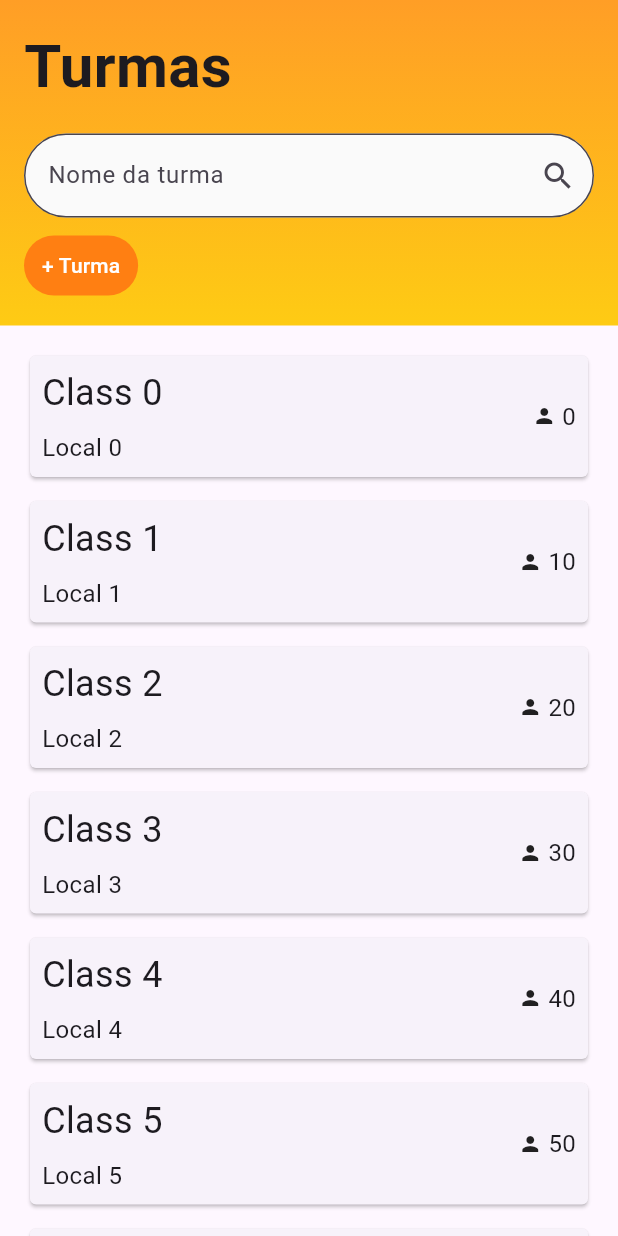
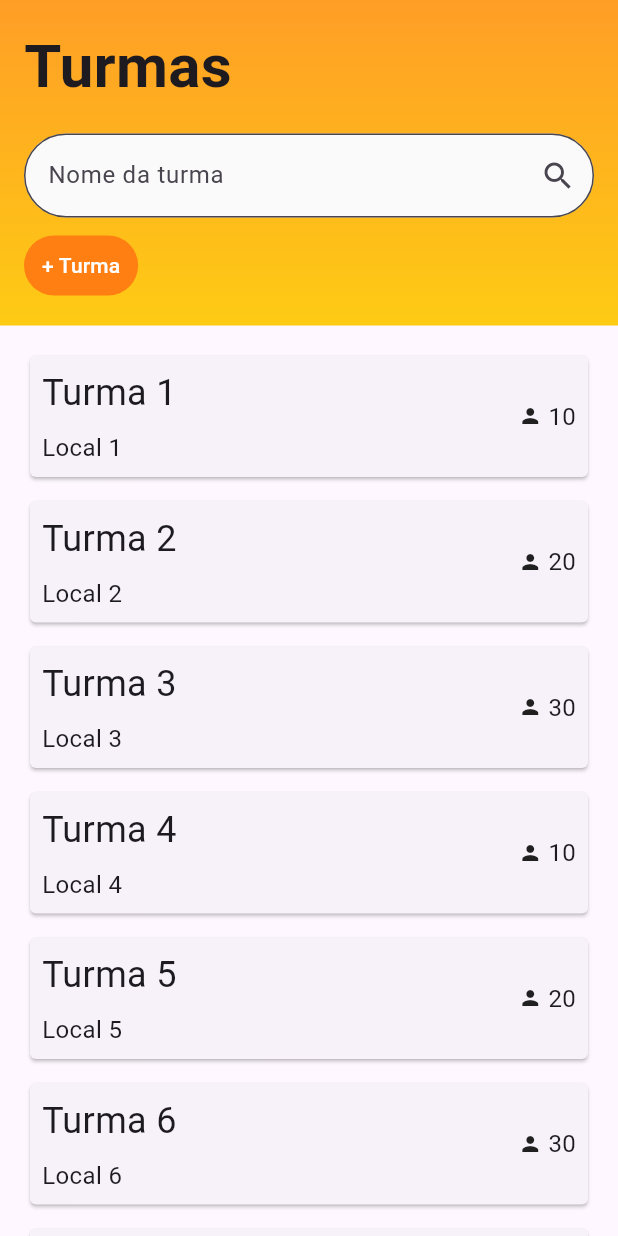
Before and after one commit to Gaudiot/ctcl_manager, a Flutter app: the screen it shows after launch, on a phone screen of 412 x 824 dp. Run offline on Flutter 3.47's test engine with Material 3 defaults, Android fonts, the phone set to English and light mode, and no system bars.

Commit message:
models from the class view

```diff
--- a/lib/main.dart
+++ b/lib/main.dart
@@ -1,3 +1,4 @@
+import "package:ctcl_manager/src/models/class.viewmodel.dart";
 import "package:ctcl_manager/src/views/class.view.dart";
 import "package:flutter/material.dart";
 
@@ -10,6 +11,69 @@ class MainApp extends StatelessWidget {
 
   @override
   Widget build(BuildContext context) {
-    return const MaterialApp(home: Scaffold(body: ClassListing()));
+    return MaterialApp(
+      home: Scaffold(
+        body: ClassListing(
+          viewModel: ClassViewModel(
+            classes: [
+              ClassSumary(
+                id: "1",
+                name: "Turma 1",
+                local: "Local 1",
+                studentsQuantity: 10,
+              ),
+              ClassSumary(
+                id: "2",
+                name: "Turma 2",
+                local: "Local 2",
+                studentsQuantity: 20,
+              ),
+              ClassSumary(
+                id: "3",
+                name: "Turma 3",
+                local: "Local 3",
+                studentsQuantity: 30,
+              ),
+              ClassSumary(
+                id: "4",
+                name: "Turma 4",
+                local: "Local 4",
+                studentsQuantity: 10,
+              ),
+              ClassSumary(
+                id: "5",
+                name: "Turma 5",
+                local: "Local 5",
+                studentsQuantity: 20,
+              ),
+              ClassSumary(
+                id: "6",
+                name: "Turma 6",
+                local: "Local 6",
+                studentsQuantity: 30,
+              ),
+              ClassSumary(
+                id: "7",
+                name: "Turma 7",
+                local: "Local 7",
+                studentsQuantity: 10,
+              ),
+              ClassSumary(
+                id: "8",
+                name: "Turma 8",
+                local: "Local 8",
+                studentsQuantity: 20,
+              ),
+              ClassSumary(
+                id: "9",
+                name: "Turma 9",
+                local: "Local 9",
+                studentsQuantity: 30,
+              ),
+            ],
+          ),
+        ),
+      ),
+    );
   }
 }
--- /dev/null
+++ b/lib/src/models/class.viewmodel.dart
@@ -0,0 +1,19 @@
+class ClassSumary {
+  final String id;
+  final String name;
+  final String local;
+  final int studentsQuantity;
+
+  ClassSumary({
+    required this.id,
+    required this.name,
+    required this.local,
+    required this.studentsQuantity,
+  });
+}
+
+class ClassViewModel {
+  final List<ClassSumary> classes;
+
+  ClassViewModel({required this.classes});
+}
--- a/lib/src/views/class.view.dart
+++ b/lib/src/views/class.view.dart
@@ -1,10 +1,31 @@
 import "dart:async";
 
 import "package:ctcl_manager/base/uicolors.dart";
+import "package:ctcl_manager/src/models/class.viewmodel.dart";
 import "package:flutter/material.dart";
 
-class ClassListing extends StatelessWidget {
-  const ClassListing({super.key});
+class ClassListing extends StatefulWidget {
+  final ClassViewModel viewModel;
+
+  const ClassListing({required this.viewModel, super.key});
+
+  @override
+  State<ClassListing> createState() => _ClassListingState();
+}
+
+class _ClassListingState extends State<ClassListing> {
+  void _addClass() {
+    setState(() {
+      widget.viewModel.classes.add(
+        ClassSumary(
+          id: "x",
+          name: "Turma x",
+          local: "Local x",
+          studentsQuantity: 10,
+        ),
+      );
+    });
+  }
 
   @override
   Widget build(BuildContext context) {
@@ -12,17 +33,18 @@ class ClassListing extends StatelessWidget {
       child: Column(
         crossAxisAlignment: CrossAxisAlignment.start,
         children: [
-          ClassViewHeader(),
+          ClassViewHeader(onAddClass: _addClass),
           Expanded(
             child: ListView.separated(
               padding: const EdgeInsets.all(16),
-              itemCount: 20,
+              itemCount: widget.viewModel.classes.length,
               itemBuilder: (context, index) {
+                final classSumary = widget.viewModel.classes[index];
                 return ClassCard(
-                  classId: "$index",
-                  className: "Class $index",
-                  local: "Local $index",
-                  studentsQuantity: index * 10,
+                  classId: classSumary.id,
+                  className: classSumary.name,
+                  local: classSumary.local,
+                  studentsQuantity: classSumary.studentsQuantity,
                 );
               },
               separatorBuilder: (context, index) {
@@ -37,7 +59,9 @@ class ClassListing extends StatelessWidget {
 }
 
 class ClassViewHeader extends StatelessWidget {
-  const ClassViewHeader({super.key});
+  final VoidCallback onAddClass;
+
+  const ClassViewHeader({required this.onAddClass, super.key});
 
   @override
   Widget build(BuildContext context) {
@@ -75,9 +99,7 @@ class ClassViewHeader extends StatelessWidget {
               foregroundColor: UIColors.primaryWhite,
               shape: StadiumBorder(),
             ),
-            onPressed: () {
-              print("+ Turma");
-            },
+            onPressed: onAddClass,
             child: const Text("+ Turma"),
           ),
         ],
```
